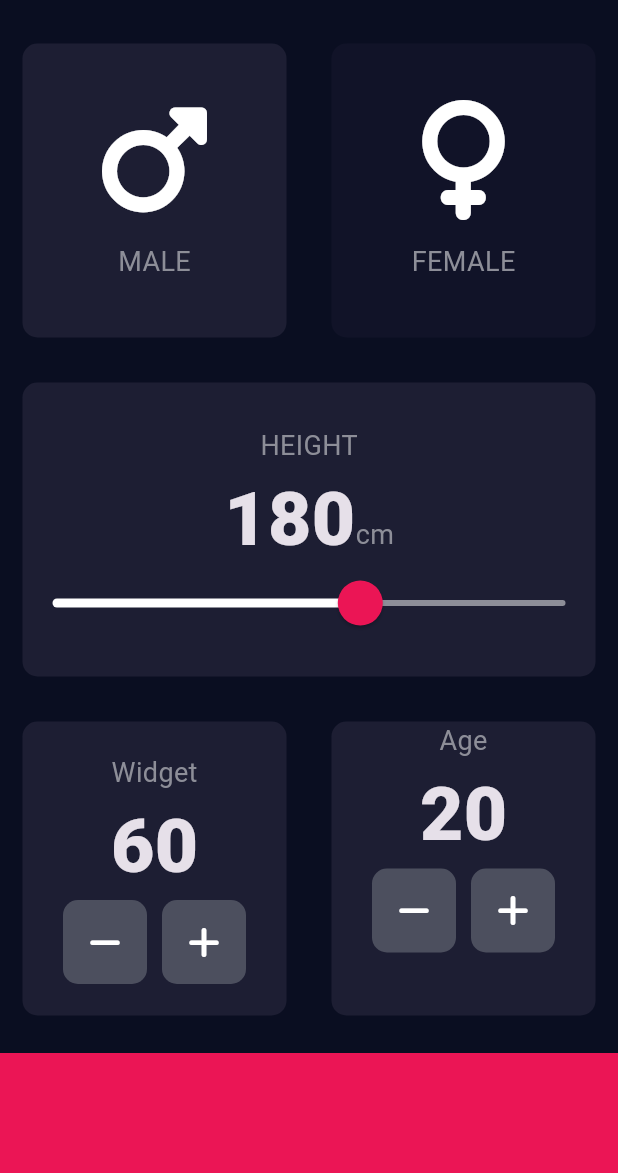
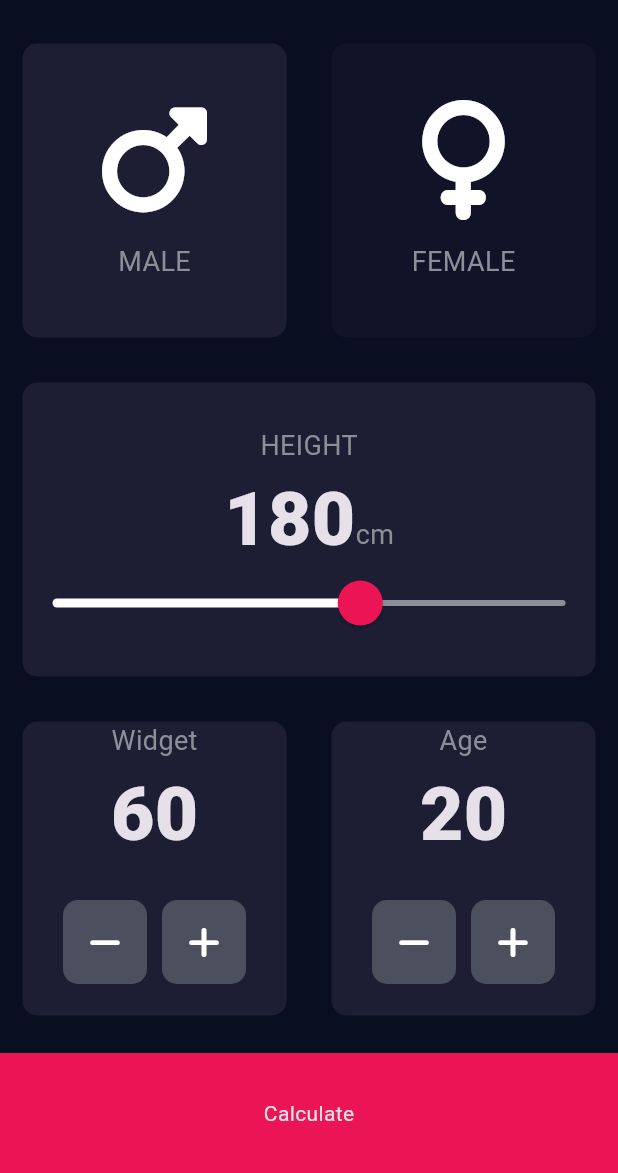
Before and after one commit to Shadislam1/bmi_calculator, a Flutter app: the screen it shows after launch, on a phone screen of 412 x 824 dp, the part 63-1236 px from its top. Run offline on Flutter 3.47's test engine with Material 3 defaults, Android fonts, the phone set to English and light mode, and no system bars; our stand-ins replace font_awesome_flutter.

Commit message:
navigate calculator text to result page

```diff
--- a/lib/input_page.dart
+++ b/lib/input_page.dart
@@ -1,6 +1,7 @@
 
 import 'package:bmi_calculator/constants.dart';
 import 'package:bmi_calculator/icon_content.dart';
+import 'package:bmi_calculator/results_page.dart';
 import 'package:bmi_calculator/reusable_card.dart';
 import 'package:flutter/material.dart';
 import 'package:font_awesome_flutter/font_awesome_flutter.dart';
@@ -175,7 +176,8 @@ int age = 20;
                         style: kNumberTextStyle,
                         ),
 
-                      Row(
+                      Expanded(
+                        child: Row(
                           mainAxisAlignment: MainAxisAlignment.center,
                           children: [
 
@@ -198,6 +200,7 @@ int age = 20;
                             },
                             ),
                           ],
+                        ),
                       )
                     ],
                   ),
@@ -222,7 +225,8 @@ int age = 20;
                           style: kNumberTextStyle,
                         ),
 
-                        Row(
+                        Expanded(
+                          child: Row(
                           mainAxisAlignment: MainAxisAlignment.center,
                           children: <Widget>[
                             RoundIconButton(icon: FontAwesomeIcons.minus,
@@ -242,6 +246,7 @@ int age = 20;
                             ),
                           ],
                           ),
+                        ),
                       ],
                      ),
                     ),
@@ -254,12 +259,25 @@ int age = 20;
           //i================================================
           // it used for bellow red shape container
 
-             Container(
+             GestureDetector(
+              onTap: () {
+                //navigate on page to another page
+                 Navigator.push(
+               context, MaterialPageRoute(
+                builder: (context) => ResultsPage()),
+    );
+  },
+
+               child: Container(
+                child:  Center(
+                  child: Text('Calculate'),
+                  ),
                 color: kBottomContainerColour,
                 margin: EdgeInsets.only(top: 10),
                 width: double.infinity,
                 height: kBottomContainerHeight,
                //Colors.green,
+                         ),
              ),
 
 
```
Also changed, not shown: lib/results_page.dart (added, +18 -0 lines). Lines whose indentation alone changed are shown as unchanged.
